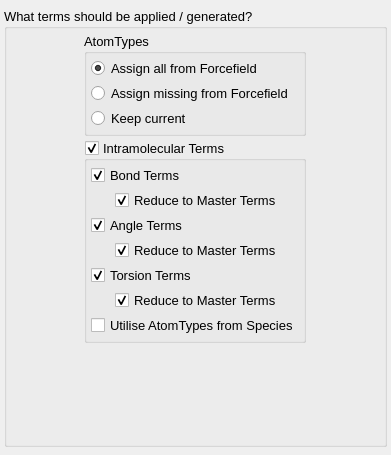
The window that src/gui/addforcefieldtermswizard.ui (disorderedmaterials/dissolve) describes before a commit, drawn with Qt 5.
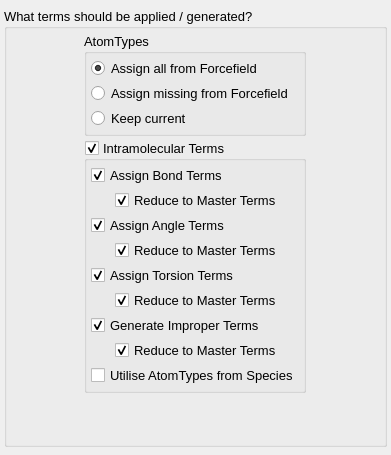
The same window after the commit. The open tabs and pages were chosen to show the change. Custom widgets are drawn as their Qt base class.

Commit message: Add improper torsion terms.

The edit to the form file:
```diff
--- a/src/gui/addforcefieldtermswizard.ui
+++ b/src/gui/addforcefieldtermswizard.ui
@@ -201,7 +201,7 @@
                   </sizepolicy>
                  </property>
                  <property name="text">
-                  <string>Bond Terms</string>
+                  <string>Assign Bond Terms</string>
                  </property>
                  <property name="checked">
                   <bool>true</bool>
@@ -233,7 +233,7 @@
                   </sizepolicy>
                  </property>
                  <property name="text">
-                  <string>Angle Terms</string>
+                  <string>Assign Angle Terms</string>
                  </property>
                  <property name="checked">
                   <bool>true</bool>
@@ -281,7 +281,7 @@
                   </sizepolicy>
                  </property>
                  <property name="text">
-                  <string>Torsion Terms</string>
+                  <string>Assign Torsion Terms</string>
                  </property>
                  <property name="checked">
                   <bool>true</bool>
@@ -304,7 +304,7 @@
                  </property>
                 </widget>
                </item>
-               <item row="6" column="0" colspan="2">
+               <item row="8" column="0" colspan="2">
                 <widget class="QCheckBox" name="UseTypesFromSpeciesCheck">
                  <property name="toolTip">
                   <string>If enabled, current/assigned atom types in the Species will be used. If disabled, temporary types from the Forcefield will be generated and used to assign terms.</string>
@@ -314,6 +314,38 @@
                  </property>
                 </widget>
                </item>
+               <item row="6" column="0" colspan="2">
+                <widget class="QCheckBox" name="ImproperTermsCheck">
+                 <property name="sizePolicy">
+                  <sizepolicy hsizetype="Preferred" vsizetype="Fixed">
+                   <horstretch>0</horstretch>
+                   <verstretch>0</verstretch>
+                  </sizepolicy>
+                 </property>
+                 <property name="text">
+                  <string>Generate Improper Terms</string>
+                 </property>
+                 <property name="checked">
+                  <bool>true</bool>
+                 </property>
+                </widget>
+               </item>
+               <item row="7" column="1">
+                <widget class="QCheckBox" name="ImproperTermsMasterCheck">
+                 <property name="sizePolicy">
+                  <sizepolicy hsizetype="Expanding" vsizetype="Fixed">
+                   <horstretch>0</horstretch>
+                   <verstretch>0</verstretch>
+                  </sizepolicy>
+                 </property>
+                 <property name="text">
+                  <string>Reduce to Master Terms</string>
+                 </property>
+                 <property name="checked">
+                  <bool>true</bool>
+                 </property>
+                </widget>
+               </item>
               </layout>
              </widget>
             </item>
```
The commit also changes 33 other files.
